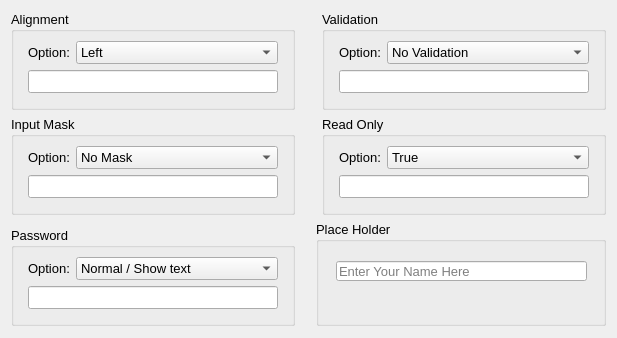
Qt form forms/line_edit.ui (copperspice/kitchensink) before a commit.
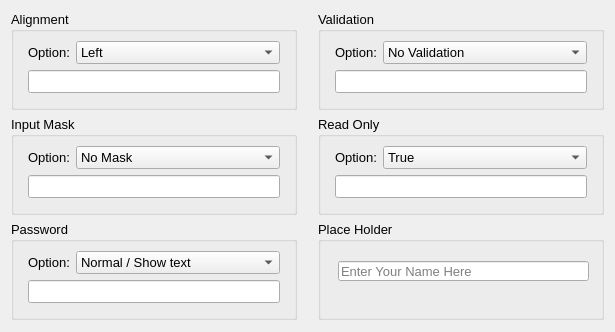
The same form after that commit.

Commit message: Adjust line edit form

What changed in the file:
```diff
--- a/forms/line_edit.ui
+++ b/forms/line_edit.ui
@@ -7,7 +7,7 @@
     <x>0</x>
     <y>0</y>
     <width>615</width>
-    <height>318</height>
+    <height>312</height>
    </rect>
   </property>
   <property name="windowTitle">
@@ -381,7 +381,23 @@
      </property>
     </spacer>
    </item>
-   <item row="4" column="2" rowspan="2" colspan="2">
+   <item row="5" column="1">
+    <spacer name="horizontalSpacer_3">
+     <property name="orientation">
+      <enum>Qt::Horizontal</enum>
+     </property>
+     <property name="sizeType">
+      <enum>QSizePolicy::Fixed</enum>
+     </property>
+     <property name="sizeHint" stdset="0">
+      <size>
+       <width>15</width>
+       <height>20</height>
+      </size>
+     </property>
+    </spacer>
+   </item>
+   <item row="5" column="3">
     <widget class="QGroupBox" name="groupBox_6">
      <property name="font">
       <font>
@@ -406,22 +422,6 @@
      </widget>
     </widget>
    </item>
-   <item row="5" column="1">
-    <spacer name="horizontalSpacer">
-     <property name="orientation">
-      <enum>Qt::Horizontal</enum>
-     </property>
-     <property name="sizeType">
-      <enum>QSizePolicy::Fixed</enum>
-     </property>
-     <property name="sizeHint" stdset="0">
-      <size>
-       <width>15</width>
-       <height>20</height>
-      </size>
-     </property>
-    </spacer>
-   </item>
   </layout>
  </widget>
  <tabstops>
```
The commit also changes 2 other files.
